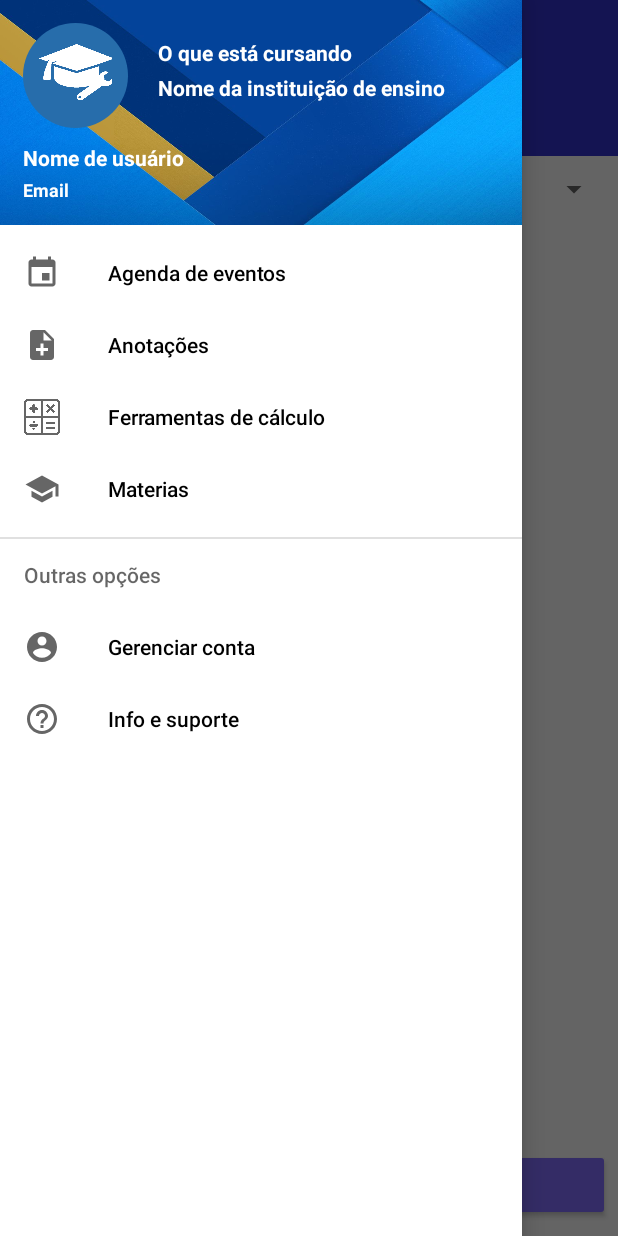
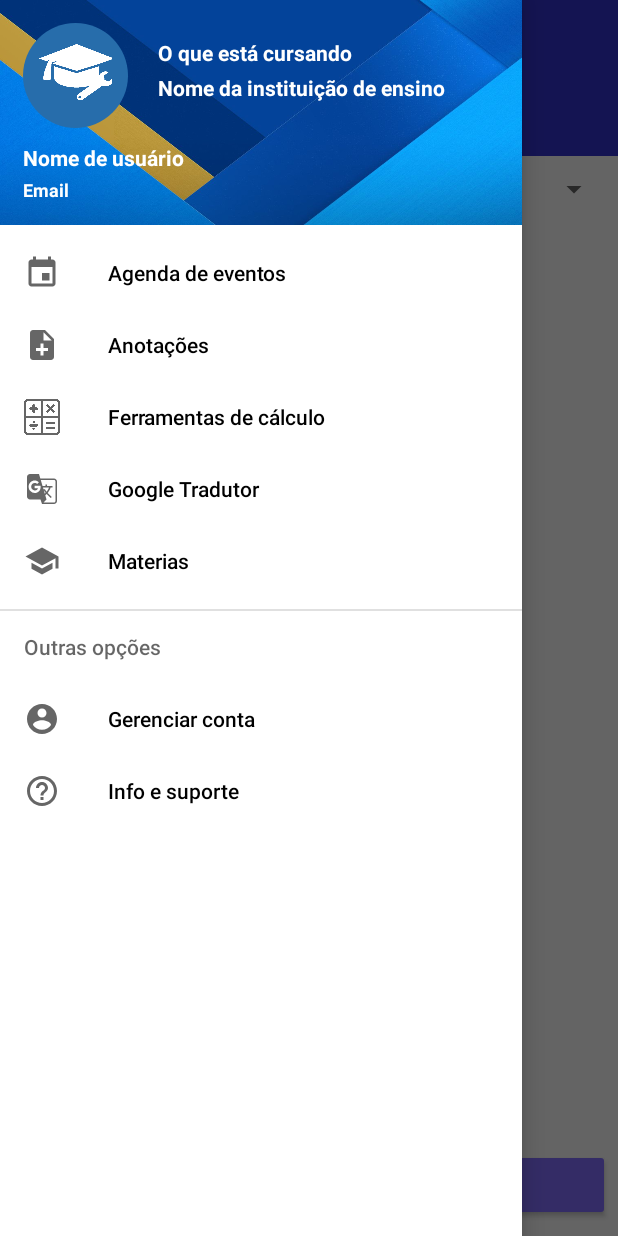
Before and after one commit to EduardoZortea18/SafeBeta, an Android app: the MainActivity screen opened directly, with no data from a screen before it, with the side drawer open, on a phone screen of 412 x 824 dp. Run offline under Robolectric (Android 15) with nearby library versions, the phone set to English and light mode, and no system bars; our stand-ins replace CircleImageView.

Commit message:
Versão com google tradutor.

```diff
--- a/app/src/main/AndroidManifest.xml
+++ b/app/src/main/AndroidManifest.xml
@@ -1,6 +1,8 @@
 <?xml version="1.0" encoding="utf-8"?>
 <manifest xmlns:android="http://schemas.android.com/apk/res/android"
     package="com.example.safe_v02">
+
+    <uses-permission android:name="android.permission.INTERNET"/>
 
     <application
         android:name=".Notificacoes.App"
@@ -10,7 +12,8 @@
         android:roundIcon="@mipmap/ic_safe_round"
         android:supportsRtl="true"
         android:theme="@style/AppTheme">
-        <activity android:name=".Tutorial.MainTutorial"></activity>
+        <activity android:name=".GoogleTradutor"></activity>
+        <activity android:name=".Tutorial.MainTutorial" />
         <activity
             android:name=".Agenda_de_eventos.InfoEvento"
             android:parentActivityName=".Agenda_de_eventos.MeusEventos" />
--- a/app/src/main/java/com/example/safe_v02/MainActivity.java
+++ b/app/src/main/java/com/example/safe_v02/MainActivity.java
@@ -143,6 +143,10 @@ public class MainActivity extends AppCompatActivity implements NavigationView.On
                Intent frrramentas_de_calculo = new Intent(this, InicioCalculadora.class);
                startActivity(frrramentas_de_calculo);
                 break;
+            case R.id.GoogleTradutor:
+                Intent google_tradutor = new Intent(this, GoogleTradutor.class);
+                startActivity(google_tradutor);
+                break;
             case R.id.materias:
                 Intent materias = new Intent(this, TelaMaterias.class);
                 startActivity(materias);
--- /dev/null
+++ b/app/src/main/res/drawable/ic_g_translate_black_24dp.xml
@@ -0,0 +1,9 @@
+<vector xmlns:android="http://schemas.android.com/apk/res/android"
+        android:width="24dp"
+        android:height="24dp"
+        android:viewportWidth="24.0"
+        android:viewportHeight="24.0">
+    <path
+        android:fillColor="#FF000000"
+        android:pathData="M20,5h-9.12L10,2L4,2c-1.1,0 -2,0.9 -2,2v13c0,1.1 0.9,2 2,2h7l1,3h8c1.1,0 2,-0.9 2,-2L22,7c0,-1.1 -0.9,-2 -2,-2zM7.17,14.59c-2.25,0 -4.09,-1.83 -4.09,-4.09s1.83,-4.09 4.09,-4.09c1.04,0 1.99,0.37 2.74,1.07l0.07,0.06 -1.23,1.18 -0.06,-0.05c-0.29,-0.27 -0.78,-0.59 -1.52,-0.59 -1.31,0 -2.38,1.09 -2.38,2.42s1.07,2.42 2.38,2.42c1.37,0 1.96,-0.87 2.12,-1.46L7.08,11.46L7.08,9.91h3.95l0.01,0.07c0.04,0.21 0.05,0.4 0.05,0.61 0,2.35 -1.61,4 -3.92,4zM13.2,12.88c0.33,0.6 0.74,1.18 1.19,1.7l-0.54,0.53 -0.65,-2.23zM13.97,12.12h-0.99l-0.31,-1.04h3.99s-0.34,1.31 -1.56,2.74c-0.52,-0.62 -0.89,-1.23 -1.13,-1.7zM21,20c0,0.55 -0.45,1 -1,1h-7l2,-2 -0.81,-2.77 0.92,-0.92L17.79,18l0.73,-0.73 -2.71,-2.68c0.9,-1.03 1.6,-2.25 1.92,-3.51L19,11.08v-1.04h-3.64L15.36,9h-1.04v1.04h-1.96L11.18,6L20,6c0.55,0 1,0.45 1,1v13z"/>
+</vector>
--- a/app/src/main/res/menu/menu_item.xml
+++ b/app/src/main/res/menu/menu_item.xml
@@ -19,6 +19,12 @@
             android:title="Ferramentas de cálculo"/>
 
         <item
+            android:id="@+id/GoogleTradutor"
+            android:icon="@drawable/ic_g_translate_black_24dp"
+            android:title="Google Tradutor"
+            />
+
+        <item
             android:id="@+id/materias"
             android:icon="@drawable/ic_school_black_24dp"
             android:title="Materias"/>
```
Also changed, not shown: app/src/main/java/com/example/safe_v02/GoogleTradutor.java (added, +29 -0 lines), app/src/main/res/layout/activity_google_tradutor.xml (added, +22 -0 lines), app/src/main/res/menu/botton_navigation.xml (deleted, +0 -14 lines).
